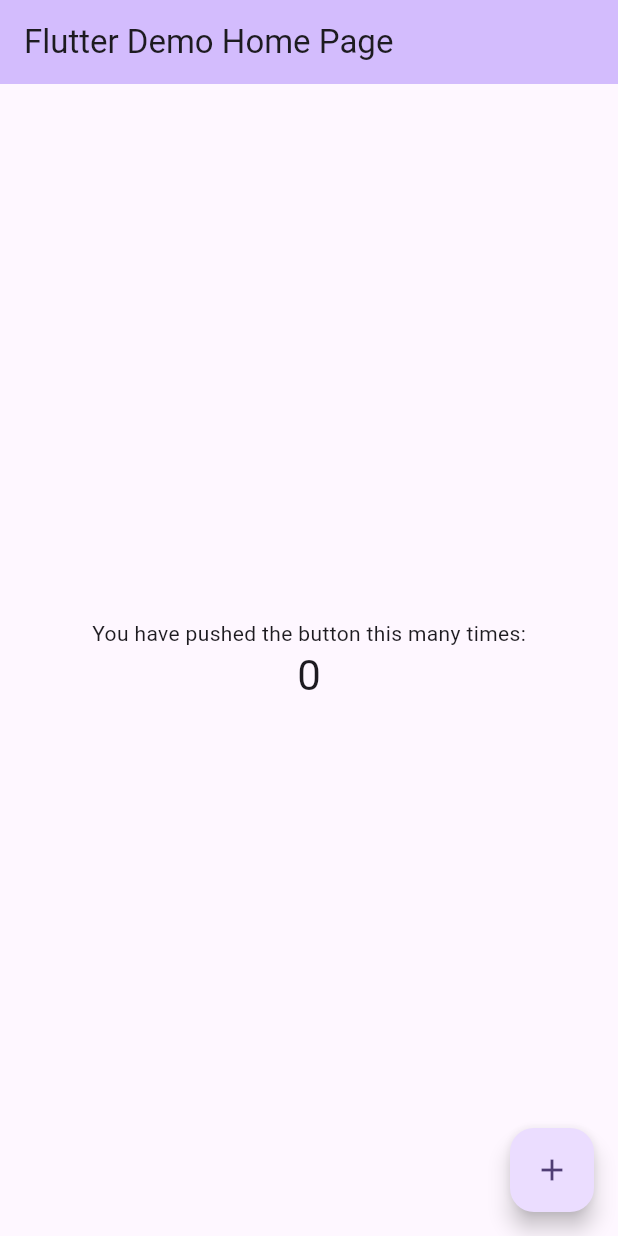
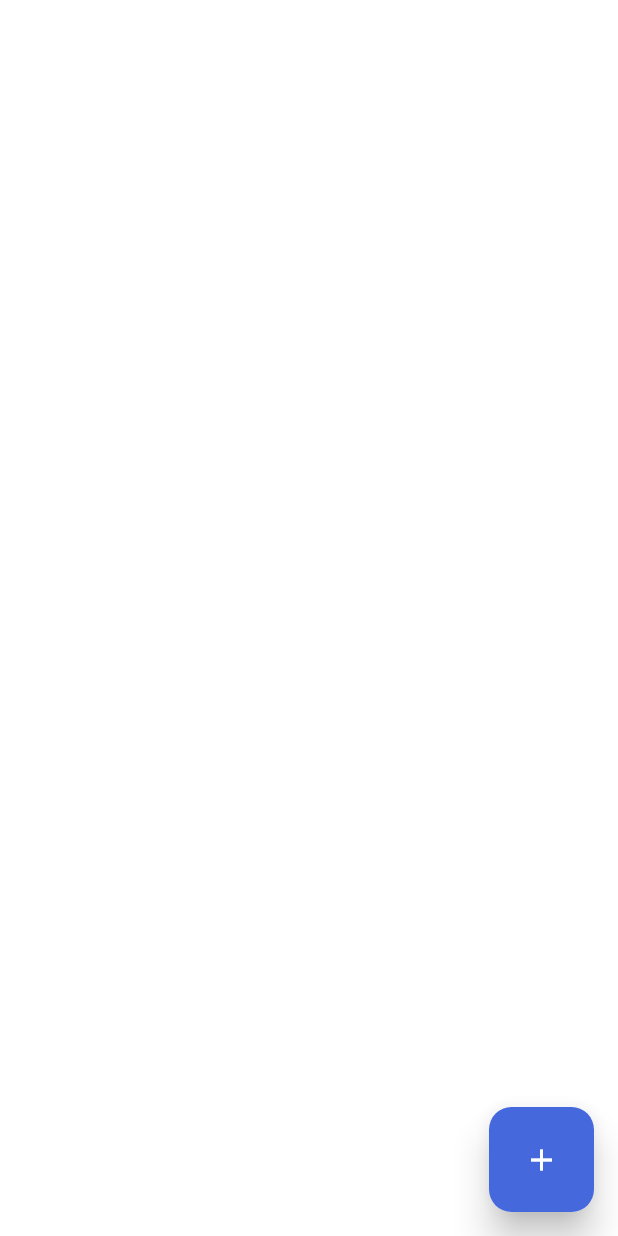
Before and after one commit to gaelWumba/mytask, a Flutter app: the screen it shows after launch, on a phone screen of 412 x 824 dp. Run offline on Flutter 3.47's test engine with Material 3 defaults, Android fonts, the phone set to English and light mode, and no system bars.

Commit message:
feat(home-view): Added floating action button

```diff
--- a/lib/main.dart
+++ b/lib/main.dart
@@ -1,4 +1,5 @@
 import 'package:flutter/material.dart';
+import 'package:mytask/view/home/widget/home_view.dart';
 
 void main() {
   runApp(const MyApp());
@@ -7,46 +8,58 @@ void main() {
 class MyApp extends StatelessWidget {
   const MyApp({super.key});
 
-  // This widget is the root of your application.
   @override
   Widget build(BuildContext context) {
     return MaterialApp(
-      title: 'Flutter Demo',
+      debugShowCheckedModeBanner: false,
+      title: 'Mytask',
       theme: ThemeData(
-        // This is the theme of your application.
-        //
-        // TRY THIS: Try running your application with "flutter run". You'll see
-        // the application has a purple toolbar. Then, without quitting the app,
-        // try changing the seedColor in the colorScheme below to Colors.green
-        // and then invoke "hot reload" (save your changes or press the "hot
-        // reload" button in a Flutter-supported IDE, or press "r" if you used
-        // the command line to start the app).
-        //
-        // Notice that the counter didn't reset back to zero; the application
-        // state is not lost during the reload. To reset the state, use hot
-        // restart instead.
-        //
-        // This works for code too, not just values: Most code changes can be
-        // tested with just a hot reload.
-        colorScheme: ColorScheme.fromSeed(seedColor: Colors.deepPurple),
-        useMaterial3: true,
+        textTheme: const TextTheme(
+          titleSmall: TextStyle(
+            color: Colors.black,
+            fontWeight: FontWeight.w500,
+          ),
+          titleMedium: TextStyle(
+            color: Colors.grey,
+            fontSize: 16,
+            fontWeight: FontWeight.w300,
+          ),
+          titleLarge: TextStyle(
+            color: Colors.black,
+            fontSize: 40,
+            fontWeight: FontWeight.w300,
+          ),
+          displaySmall: TextStyle(
+            color: Color.fromARGB(255, 234, 234, 234),
+            fontSize: 14,
+            fontWeight: FontWeight.w400,
+          ),
+          displayMedium: TextStyle(
+            color: Colors.white,
+            fontSize: 21,
+          ),
+          displayLarge: TextStyle(
+            color: Colors.black,
+            fontSize: 45,
+            fontWeight: FontWeight.bold,
+          ),
+          headlineSmall: TextStyle(
+            color: Colors.grey,
+            fontSize: 16,
+          ),
+          headlineMedium: TextStyle(
+            color: Colors.grey,
+            fontSize: 17,
+          ),
+        ),
       ),
-      home: const MyHomePage(title: 'Flutter Demo Home Page'),
+      home: const HomeView(),
     );
   }
 }
 
 class MyHomePage extends StatefulWidget {
   const MyHomePage({super.key, required this.title});
-
-  // This widget is the home page of your application. It is stateful, meaning
-  // that it has a State object (defined below) that contains fields that affect
-  // how it looks.
-
-  // This class is the configuration for the state. It holds the values (in this
-  // case the title) provided by the parent (in this case the App widget) and
-  // used by the build method of the State. Fields in a Widget subclass are
-  // always marked "final".
 
   final String title;
 
@@ -55,71 +68,14 @@ class MyHomePage extends StatefulWidget {
 }
 
 class _MyHomePageState extends State<MyHomePage> {
-  int _counter = 0;
-
-  void _incrementCounter() {
-    setState(() {
-      // This call to setState tells the Flutter framework that something has
-      // changed in this State, which causes it to rerun the build method below
-      // so that the display can reflect the updated values. If we changed
-      // _counter without calling setState(), then the build method would not be
-      // called again, and so nothing would appear to happen.
-      _counter++;
-    });
-  }
 
   @override
   Widget build(BuildContext context) {
-    // This method is rerun every time setState is called, for instance as done
-    // by the _incrementCounter method above.
-    //
-    // The Flutter framework has been optimized to make rerunning build methods
-    // fast, so that you can just rebuild anything that needs updating rather
-    // than having to individually change instances of widgets.
     return Scaffold(
       appBar: AppBar(
-        // TRY THIS: Try changing the color here to a specific color (to
-        // Colors.amber, perhaps?) and trigger a hot reload to see the AppBar
-        // change color while the other colors stay the same.
         backgroundColor: Theme.of(context).colorScheme.inversePrimary,
-        // Here we take the value from the MyHomePage object that was created by
-        // the App.build method, and use it to set our appbar title.
         title: Text(widget.title),
       ),
-      body: Center(
-        // Center is a layout widget. It takes a single child and positions it
-        // in the middle of the parent.
-        child: Column(
-          // Column is also a layout widget. It takes a list of children and
-          // arranges them vertically. By default, it sizes itself to fit its
-          // children horizontally, and tries to be as tall as its parent.
-          //
-          // Column has various properties to control how it sizes itself and
-          // how it positions its children. Here we use mainAxisAlignment to
-          // center the children vertically; the main axis here is the vertical
-          // axis because Columns are vertical (the cross axis would be
-          // horizontal).
-          //
-          // TRY THIS: Invoke "debug painting" (choose the "Toggle Debug Paint"
-          // action in the IDE, or press "p" in the console), to see the
-          // wireframe for each widget.
-          mainAxisAlignment: MainAxisAlignment.center,
-          children: <Widget>[
-            const Text(
-              'You have pushed the button this many times:',
-            ),
-            Text(
-              '$_counter',
-              style: Theme.of(context).textTheme.headlineMedium,
-            ),
-          ],
-        ),
-      ),
-      floatingActionButton: FloatingActionButton(
-        onPressed: _incrementCounter,
-        tooltip: 'Increment',
-        child: const Icon(Icons.add),
-      ), // This trailing comma makes auto-formatting nicer for build methods.
     );
   }
 }
--- /dev/null
+++ b/lib/utils/app_colors.dart
@@ -0,0 +1,9 @@
+import 'package:flutter/material.dart';
+
+class AppColors {
+  static const Color primaryColor = Color(0xff4568dc);
+  static const List<Color> primaryGradientColor = [
+    Color(0xff4568dc),
+    Color(0xffb06ab3),
+  ];
+}
--- /dev/null
+++ b/lib/utils/app_str.dart
@@ -0,0 +1,17 @@
+class AppStr {
+  static const String mainTitle = "My Tasks";
+  static const String deletedTask = "This task was deleted";
+  static const String doneAllTask = "You Have Done All Tasks!👌";
+  static const String addNewTask = "Add New ";
+  static const String updateCurrentTask = "Update ";
+  static const String taskStrnig = "Task";
+  static const String titleOfTitleTextField = "What are you planing😇?";
+  static const String addNote = 'Add Note';
+  static const String timeString = "Time";
+  static const String dateString = "Date";
+  static const String deleteTask = "Delete Task";
+  static const String addTaskString = "Add Task";
+  static const String updateTaskString = "Update Task";
+  static const String oopsMsg = "Oops!";
+  static const String areYouSure = "Are You Sure?";
+}
--- /dev/null
+++ b/lib/view/home/widget/home_view.dart
@@ -0,0 +1,45 @@
+import 'dart:developer';
+
+import 'package:flutter/material.dart';
+import 'package:mytask/utils/app_colors.dart';
+
+class HomeView extends StatefulWidget {
+  const HomeView({super.key});
+
+  @override
+  State<HomeView> createState() => _HomeViewState();
+}
+
+class _HomeViewState extends State<HomeView> {
+  @override
+  Widget build(BuildContext context) {
+    return Scaffold(
+      backgroundColor: Colors.white,
+
+      //FAB
+      floatingActionButton: GestureDetector(
+        onTap: () {
+          log("task");
+        },
+        child: Material(
+          borderRadius: BorderRadius.circular(15),
+          elevation: 10,
+          child: Container(
+            width: 70,
+            height: 70,
+            decoration: BoxDecoration(
+              color: AppColors.primaryColor,
+              borderRadius: BorderRadius.circular(15),
+            ),
+            child: const Center(
+              child: Icon(
+                Icons.add,
+                color: Colors.white,
+              ),
+            ),
+          ),
+        ),
+      ),
+    );
+  }
+}
```
